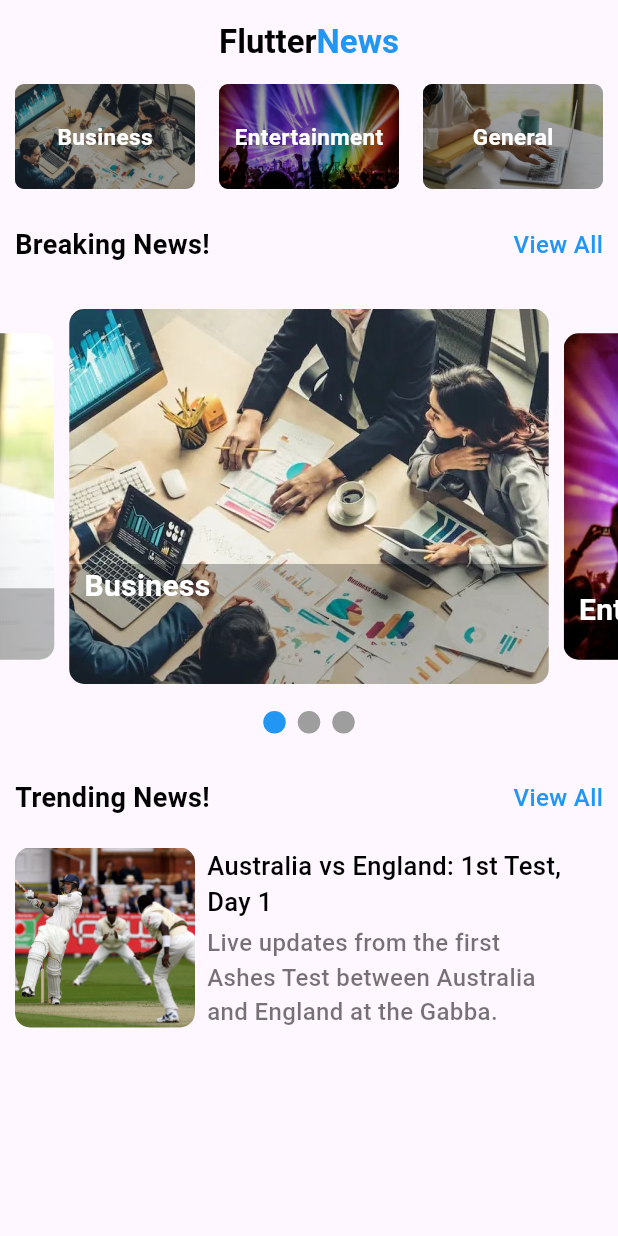
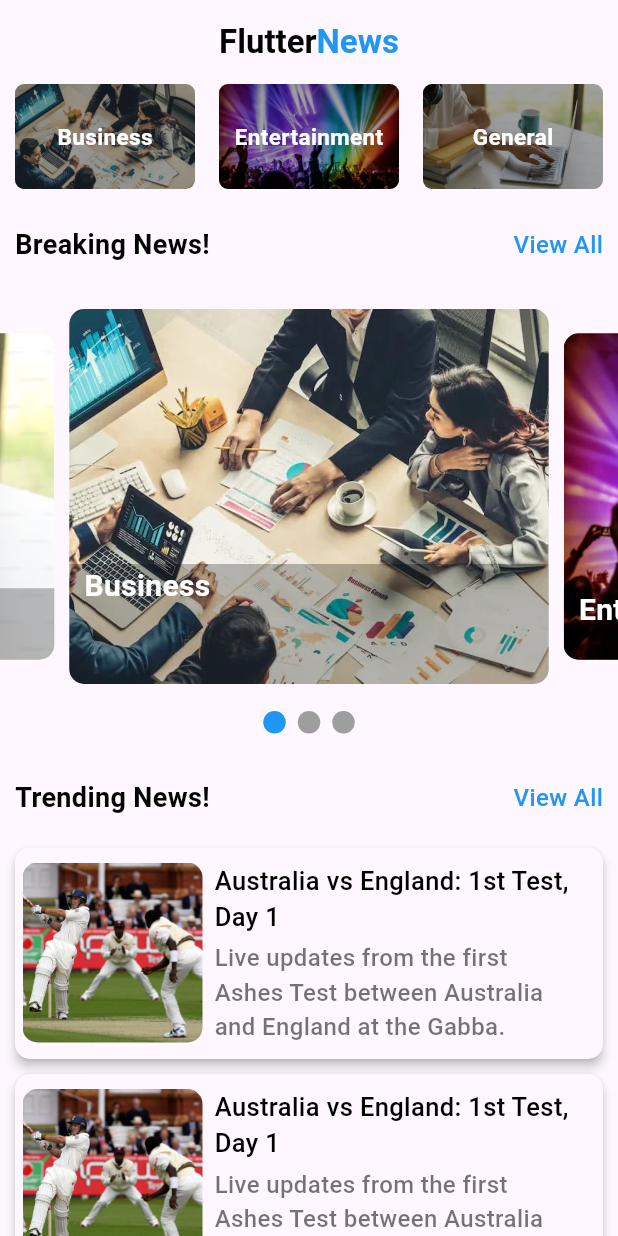
Before and after one commit to params19/news_app, a Flutter app: the screen it shows after launch, on a phone screen of 412 x 824 dp. Run offline on Flutter 3.47's test engine with Material 3 defaults, Android fonts, the phone set to English and light mode, and no system bars; drawn by our look-alikes of carousel_slider, smooth_page_indicator.

Commit message:
Added single child scroll view for the better UI

```diff
--- a/lib/pages/home.dart
+++ b/lib/pages/home.dart
@@ -56,7 +56,8 @@ class _HomeState extends State<Home> {
       ),
 
       //Body of the app: Contains the list of categories and the list of news
-      body: Container(
+      body: SingleChildScrollView(
+        child: Container(
           child: Column(
             crossAxisAlignment: CrossAxisAlignment.start,
             children: [
@@ -158,11 +159,17 @@ class _HomeState extends State<Home> {
                   ],
                 ),
               ),
+
             const SizedBox(height: 10),
 
             Padding(
               padding: const EdgeInsets.symmetric(horizontal: 10.0),
-            child :Row(
+              child :Material(
+                elevation: 3,
+                borderRadius: BorderRadius.circular(10),
+                child: Padding(
+                  padding: const EdgeInsets.symmetric(vertical: 10.0, horizontal: 5),
+                  child: Row(
                     crossAxisAlignment: CrossAxisAlignment.start,
                     children: [
                       Container(
@@ -207,9 +214,71 @@ class _HomeState extends State<Home> {
                         ],
                       ),
                     ],
+                  ),
+                ),
+              )
+             ),
+             const SizedBox(height: 10),
+
+            Padding(
+              padding: const EdgeInsets.symmetric(horizontal: 10.0),
+              child :Material(
+                elevation: 3,
+                borderRadius: BorderRadius.circular(10),
+                child: Padding(
+                  padding: const EdgeInsets.symmetric(vertical: 10.0, horizontal: 5),
+                  child: Row(
+                    crossAxisAlignment: CrossAxisAlignment.start,
+                    children: [
+                      Container(
+                        child: ClipRRect(
+                          borderRadius: BorderRadius.circular(10),
+                          child: Image.asset(
+                            "assets/sports.jpg",
+                            height: 120,
+                            width: 120,
+                            fit: BoxFit.cover,
+                          ),
+                        ),
+                      ),
+
+                      const SizedBox(width: 8),
+
+                      Column(
+                        children: [
+                          Container(
+                            width: MediaQuery.of(context).size.width/1.7,
+                            child: Text(
+                                "Australia vs England: 1st Test, Day 1",
+                                style: TextStyle(
+                                  color: Colors.black,
+                                  fontWeight: FontWeight.w500,
+                                  fontSize: 17.0,
+                                ),
+                              ),
+                          ),
+                          const SizedBox(height: 4),
+                          Container(
+                            width: MediaQuery.of(context).size.width/1.7,
+                            child: Text(
+                                "Live updates from the first Ashes Test between Australia and England at the Gabba.",
+                                style: TextStyle(
+                                  color: Colors.black54,
+                                  fontWeight: FontWeight.w500,
+                                  fontSize: 16.0,
+                                ),
+                              ),
+                          ),
+                        ],
+                      ),
+                    ],
+                  ),
+                ),
               )
              )
+
             ],
+          ),
         ),
       ),
     );
```
Lines whose indentation alone changed are shown as unchanged.
